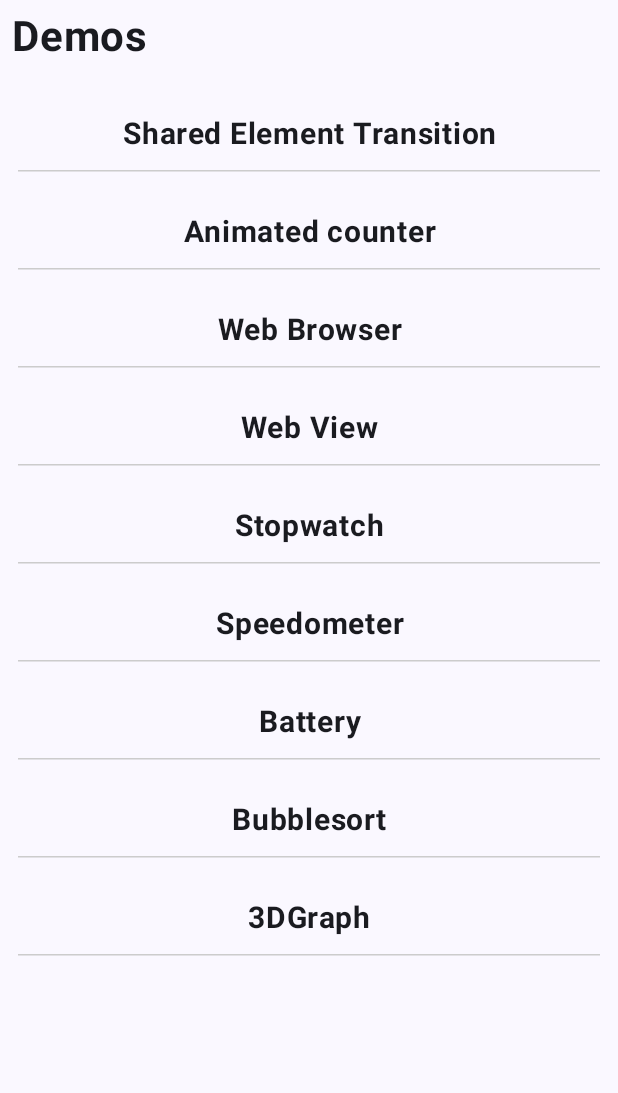
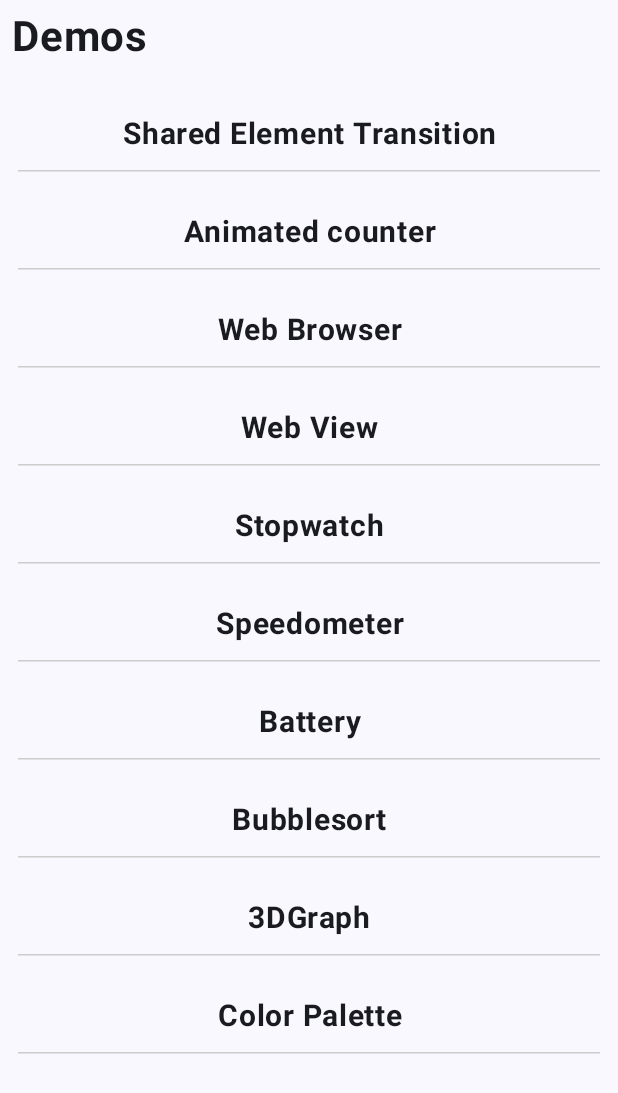
Before and after one commit to ArtemisSoftware/Amphitrite-Theater, an Android app built with Jetpack Compose: the screen it shows after launch (MainActivity), on a phone screen of 412 x 824 dp. Shown: the top 1093 px of the screen. Run offline under Robolectric (Android 15) with nearby library versions, the light colour scheme and no system bars; libraries missing offline, so code that uses them is left out: androidx.palette.graphics.

Commit message:
ColorPaletteViewModel

```diff
--- a/app/src/main/AndroidManifest.xml
+++ b/app/src/main/AndroidManifest.xml
@@ -4,6 +4,7 @@
 
     <uses-permission android:name="android.permission.INTERNET"/>
     <uses-permission android:name="android.permission.ACCESS_NETWORK_STATE"/>
+    <uses-permission android:name="android.permission.READ_MEDIA_IMAGES" />
 
     <application
         android:allowBackup="true"
--- a/app/src/main/java/com/artemissoftware/amphitritetheater/MainActivity.kt
+++ b/app/src/main/java/com/artemissoftware/amphitritetheater/MainActivity.kt
@@ -4,6 +4,7 @@ import android.os.Bundle
 import androidx.activity.ComponentActivity
 import androidx.activity.compose.setContent
 import androidx.activity.enableEdgeToEdge
+import androidx.activity.viewModels
 import androidx.compose.foundation.layout.fillMaxSize
 import androidx.compose.foundation.layout.padding
 import androidx.compose.material3.Scaffold
@@ -14,12 +15,14 @@ import androidx.compose.ui.Modifier
 import androidx.compose.ui.tooling.preview.Preview
 import androidx.navigation.compose.rememberNavController
 import com.artemissoftware.amphitritetheater.animation.bubblesort.BubbleSortViewModel
+import com.artemissoftware.amphitritetheater.colorpalette.ColorPaletteViewModel
 import com.artemissoftware.amphitritetheater.demo.DemoNavGraph
 import com.artemissoftware.amphitritetheater.ui.theme.AmphitriteTheaterTheme
 
 class MainActivity : ComponentActivity() {
 
     private val bubbleSortViewModel = BubbleSortViewModel()
+    private val colorPaletteViewModel by viewModels<ColorPaletteViewModel>()
 
     override fun onCreate(savedInstanceState: Bundle?) {
         super.onCreate(savedInstanceState)
@@ -29,6 +32,7 @@ class MainActivity : ComponentActivity() {
                 Scaffold(modifier = Modifier.fillMaxSize()) { innerPadding ->
                     Surface(modifier = Modifier.padding(innerPadding)) {
                         DemoNavGraph(
+                            colorPaletteViewModel = colorPaletteViewModel,
                             bubbleSortViewModel = bubbleSortViewModel,
                             navController = rememberNavController(),
                         )
--- a/app/src/main/java/com/artemissoftware/amphitritetheater/colorpalette/ColorPaletteState.kt
+++ b/app/src/main/java/com/artemissoftware/amphitritetheater/colorpalette/ColorPaletteState.kt
@@ -5,5 +5,6 @@ import androidx.palette.graphics.Palette
 
 data class ColorPaletteState(
     val imageBitmap: ImageBitmap? = null,
-    val colorPalette: Palette? = null
+    val palette: Palette? = null,
+    val colorPalette: ColorPalette = ColorPalette()
 )
--- a/app/src/main/java/com/artemissoftware/amphitritetheater/demo/DemoNavGraph.kt
+++ b/app/src/main/java/com/artemissoftware/amphitritetheater/demo/DemoNavGraph.kt
@@ -14,6 +14,8 @@ import com.artemissoftware.amphitritetheater.animation.counter.CounterApp
 import com.artemissoftware.amphitritetheater.animation.speedometer.SpeedometerScreen
 import com.artemissoftware.amphitritetheater.animation.stopwatch.StopwatchScreen
 import com.artemissoftware.amphitritetheater.battery.Battery
+import com.artemissoftware.amphitritetheater.colorpalette.ColorPaletteScreen
+import com.artemissoftware.amphitritetheater.colorpalette.ColorPaletteViewModel
 import com.artemissoftware.amphitritetheater.sharedelementtransition.navigation.SHARED_ELEMENT_TRANSITION_GRAPH
 import com.artemissoftware.amphitritetheater.sharedelementtransition.navigation.SharedElementTransitionNavGraph
 import com.artemissoftware.amphitritetheater.threedimensiongraph.ThreeDimensionGraphScreen
@@ -24,6 +26,7 @@ import com.artemissoftware.amphitritetheater.web.webview.WebViewScreen
 fun DemoNavGraph(
     navController: NavHostController,
     bubbleSortViewModel: BubbleSortViewModel,
+    colorPaletteViewModel: ColorPaletteViewModel,
 ) {
     NavHost(
         navController = navController,
@@ -75,5 +78,8 @@ fun DemoNavGraph(
         composable(route = Destination.ThreeDGraph.route) {
             ThreeDimensionGraphScreen()
         }
+        composable(route = Destination.ColorPalette.route) {
+            ColorPaletteScreen(viewModel = colorPaletteViewModel)
+        }
     }
 }
--- a/app/src/main/java/com/artemissoftware/amphitritetheater/demo/Destination.kt
+++ b/app/src/main/java/com/artemissoftware/amphitritetheater/demo/Destination.kt
@@ -12,7 +12,8 @@ sealed class Destination(val route: String, val title: String) {
     data object Speedometer : Destination(route = "speedometer", title = "Speedometer")
     data object Battery : Destination(route = "battery", title = "Battery")
     data object Bubblesort : Destination(route = "bubblesort", title = "Bubblesort")
-    data object ThreeDGraph : Destination(route = "three_dimension_graph", title = "3DGraph")
+    data object ThreeDGraph : Destination(route = "three_dimension", title = "3DGraph")
+    data object ColorPalette : Destination(route = "color_palette", title = "Color Palette")
 
     companion object{
         val demos = listOf(
@@ -25,6 +26,7 @@ sealed class Destination(val route: String, val title: String) {
             Battery,
             Bubblesort,
             ThreeDGraph,
+            ColorPalette
         )
     }
 }
```
Also changed, not shown: app/src/main/java/com/artemissoftware/amphitritetheater/colorpalette/ColorPaletteViewModel.kt (added, +42 -0 lines).
